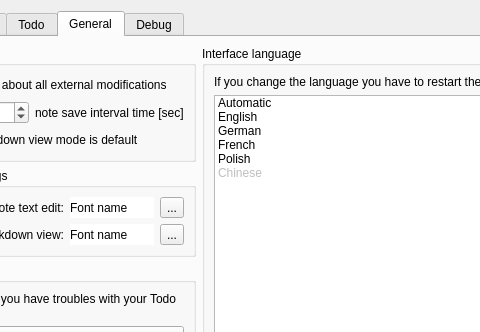
The window that src/dialogs/settingsdialog.ui (pbek/QOwnNotes) describes before a commit, drawn with Qt 5; both pictures show x 83 to 563 and y 0 to 332 of the 1237 by 888 pixel window.
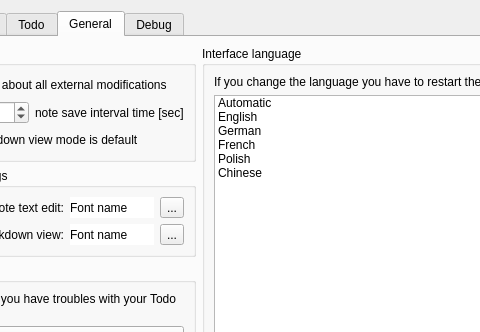
The same window after the commit. Icons and pictures are not drawn. Custom widgets are drawn as their Qt base class.

Commit message: added Chinese translation file and settings changes

What changed in the file:
```diff
--- a/src/dialogs/settingsdialog.ui
+++ b/src/dialogs/settingsdialog.ui
@@ -901,12 +901,24 @@
            </property>
            <item>
             <widget class="QGroupBox" name="groupBox_7">
+             <property name="minimumSize">
+              <size>
+               <width>0</width>
+               <height>0</height>
+              </size>
+             </property>
              <property name="title">
               <string>Interface language</string>
              </property>
              <layout class="QGridLayout" name="gridLayout_10">
               <item row="1" column="0">
                <widget class="QListWidget" name="languageListWidget">
+                <property name="minimumSize">
+                 <size>
+                  <width>0</width>
+                  <height>0</height>
+                 </size>
+                </property>
                 <item>
                  <property name="text">
                   <string>Automatic</string>
@@ -954,9 +966,6 @@
                  <property name="whatsThis">
                   <string>cn</string>
                  </property>
-                 <property name="flags">
-                  <set>ItemIsSelectable|ItemIsDragEnabled|ItemIsUserCheckable</set>
-                 </property>
                 </item>
                </widget>
               </item>
```
The commit also changes 2 other files.
